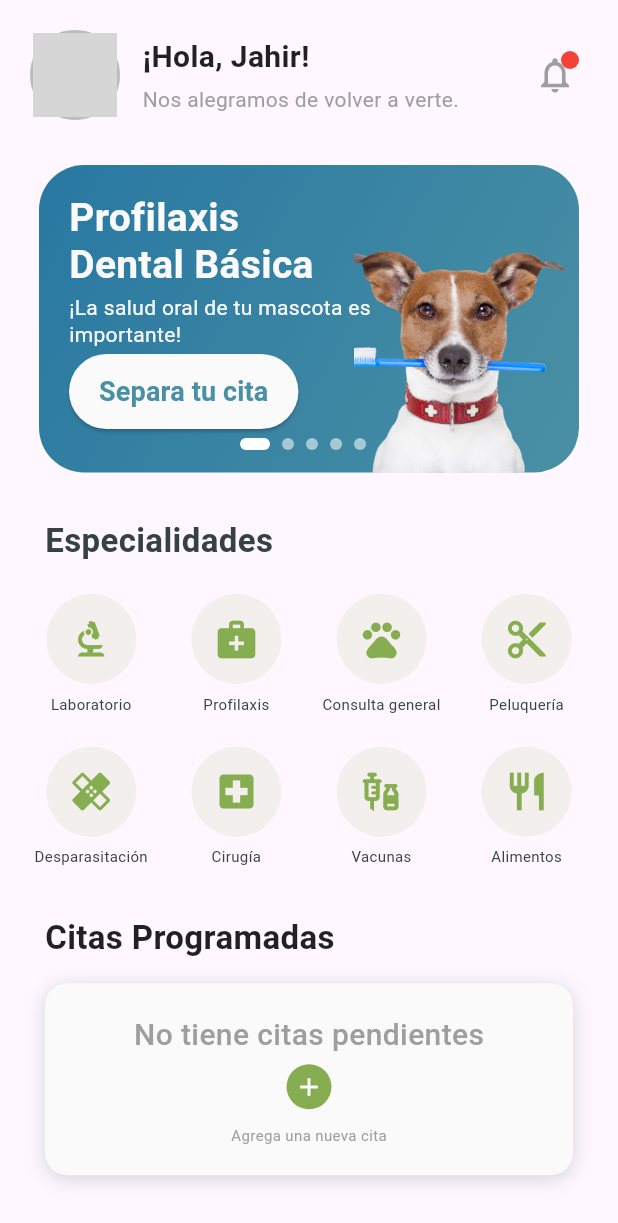
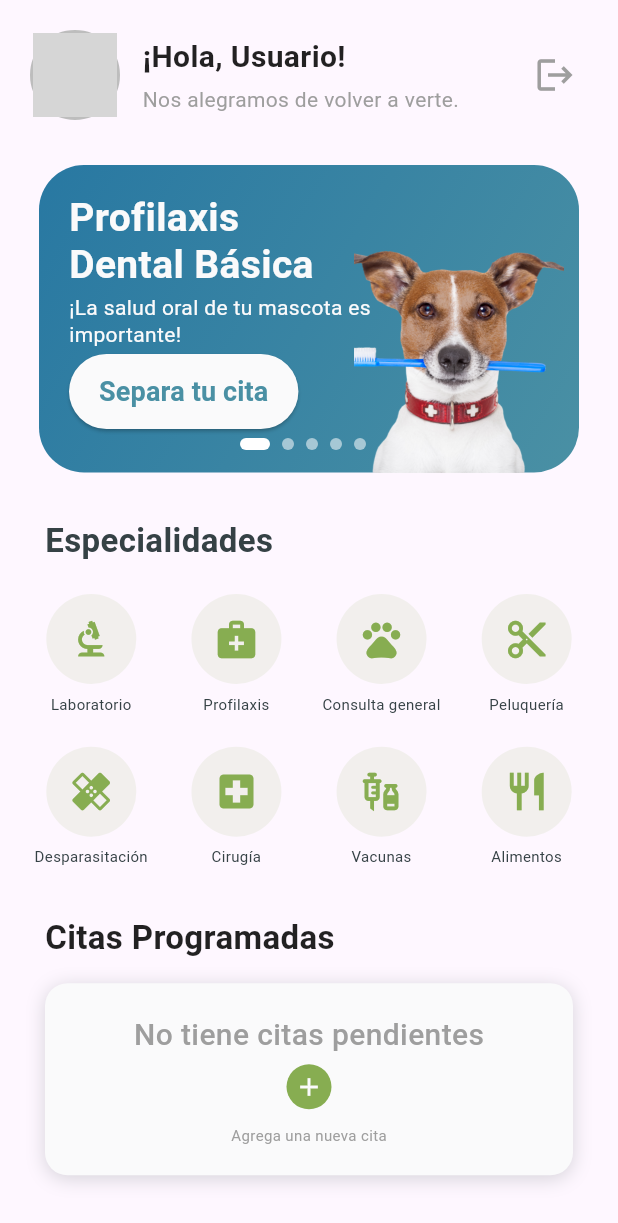
Before and after one commit to santi0ne/ArviVet-app, a Flutter app: the HomePage screen opened directly, on a phone screen of 412 x 824 dp. Shown: the top 1223 px of the screen. Run offline on Flutter 3.47's test engine with Material 3 defaults, Android fonts, the phone set to English and light mode, and no system bars; our stand-ins replace calendar_date_picker2, curved_navigation_bar, flutter_dotenv, flutter_svg, supabase_flutter; accounts and stored records are empty; Roboto replaces fonts that are missing (RobotoFlex); grey boxes are pictures that could not be loaded.

Commit message:
feat(auth): add close session

```diff
--- a/lib/widgets/home/header.dart
+++ b/lib/widgets/home/header.dart
@@ -1,10 +1,16 @@
 import 'package:flutter/material.dart';
+import 'package:arvivet_app/utils/session_manager.dart';
+import 'package:arvivet_app/services/auth_service.dart';
+import 'package:arvivet_app/pages/start.dart';
 
 class HomeHeader extends StatelessWidget {
   const HomeHeader({super.key});
 
   @override
   Widget build(BuildContext context) {
+    final sessionManager = SessionManager();
+    final userName = sessionManager.nombre ?? 'Usuario';
+
     return Padding(
       padding: const EdgeInsets.all(20.0),
       child: Row(
@@ -26,20 +32,20 @@ class HomeHeader extends StatelessWidget {
           const SizedBox(width: 15),
 
           // User Info
-          const Expanded(
+          Expanded(
             child: Column(
               crossAxisAlignment: CrossAxisAlignment.start,
               children: [
                 Text(
-                  '¡Hola, Jahir!',
-                  style: TextStyle(
+                  '¡Hola, $userName!',
+                  style: const TextStyle(
                     fontSize: 20,
                     fontWeight: FontWeight.bold,
                     color: Colors.black87,
                   ),
                 ),
-                SizedBox(height: 4),
-                Text(
+                const SizedBox(height: 4),
+                const Text(
                   'Nos alegramos de volver a verte.',
                   style: TextStyle(
                     fontSize: 14,
@@ -50,30 +56,58 @@ class HomeHeader extends StatelessWidget {
             ),
           ),
 
-          // Notification Bell
-          Stack(
-            children: [
-              Container(
-                padding: const EdgeInsets.all(8),
-                child: const Icon(
-                  Icons.notifications_outlined,
-                  size: 28,
-                  color: Colors.grey,
-                ),
+          // Logout Button
+          GestureDetector(
+            onTap: () async {
+              final shouldLogout = await showDialog<bool>(
+                context: context,
+                builder: (BuildContext context) {
+                  return AlertDialog(
+                    title: const Text('Cerrar Sesión'),
+                    content: const Text('¿Estás seguro de que deseas cerrar sesión?'),
+                    actions: [
+                      TextButton(
+                        onPressed: () => Navigator.of(context).pop(false),
+                        child: const Text('Cancelar'),
+                      ),
+                      TextButton(
+                        onPressed: () => Navigator.of(context).pop(true),
+                        child: const Text('Cerrar Sesión'),
+                      ),
+                    ],
+                  );
+                },
+              );
+
+              if (shouldLogout == true) {
+                try {
+                  final authService = AuthService();
+                  await authService.logoutUsuario();
+
+                  if (context.mounted) {
+                    Navigator.pushAndRemoveUntil(
+                      context,
+                      MaterialPageRoute(builder: (_) => const StartView()),
+                      (route) => false,
+                    );
+                  }
+                } catch (e) {
+                  if (context.mounted) {
+                    ScaffoldMessenger.of(context).showSnackBar(
+                      SnackBar(content: Text('Error al cerrar sesión: $e')),
+                    );
+                  }
+                }
+              }
+            },
+            child: Container(
+              padding: const EdgeInsets.all(8),
+              child: const Icon(
+                Icons.logout,
+                size: 28,
+                color: Colors.grey,
               ),
-              Positioned(
-                right: 6,
-                top: 6,
-                child: Container(
-                  width: 12,
-                  height: 12,
-                  decoration: const BoxDecoration(
-                    color: Colors.red,
-                    shape: BoxShape.circle,
-                  ),
-                ),
-              ),
-            ],
+            ),
           ),
         ],
       ),
```
Also changed, not shown: lib/Services/auth_service.dart (+16 -0 lines).
